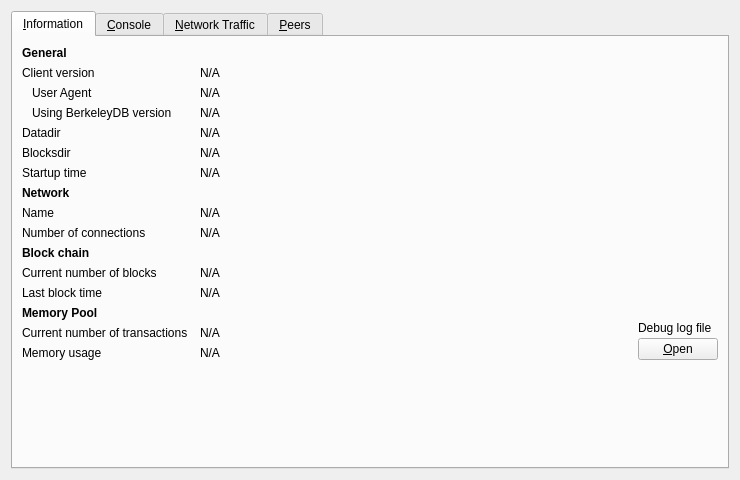
Old version of the form src/qt/forms/debugwindow.ui in the repository Bitcoin-ABC/bitcoin-abc.
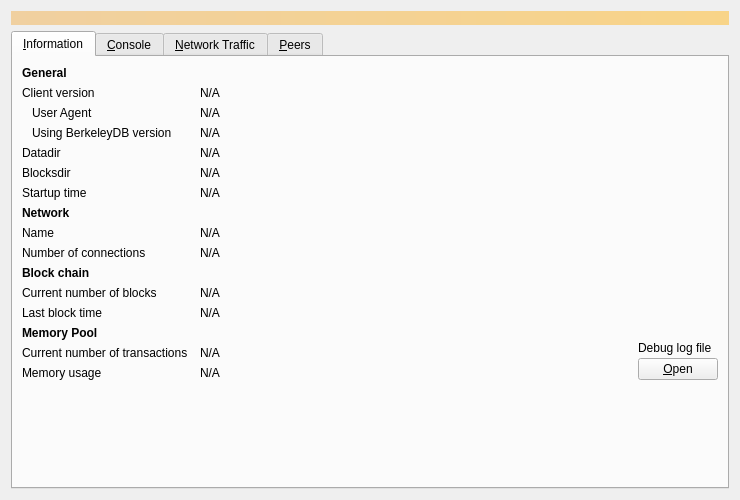
New version of the form. Icons and pictures are not drawn. Custom widgets are drawn as their Qt base class.

The edit to the form file:
```diff
--- a/src/qt/forms/debugwindow.ui
+++ b/src/qt/forms/debugwindow.ui
@@ -14,6 +14,25 @@
    <string>Debug window</string>
   </property>
   <layout class="QVBoxLayout" name="verticalLayout_2">
+   <item>
+    <widget class="QLabel" name="label_alerts">
+     <property name="visible">
+      <bool>false</bool>
+     </property>
+     <property name="styleSheet">
+      <string notr="true">QLabel { background-color: qlineargradient(x1: 0, y1: 0, x2: 1, y2: 0, stop:0 #F0D0A0, stop:1 #F8D488); color:#000000; }</string>
+     </property>
+     <property name="wordWrap">
+      <bool>true</bool>
+     </property>
+     <property name="margin">
+      <number>3</number>
+     </property>
+     <property name="textInteractionFlags">
+      <set>Qt::TextSelectableByMouse</set>
+     </property>
+    </widget>
+   </item>
    <item>
     <widget class="QTabWidget" name="tabWidget">
      <property name="currentIndex">
```
